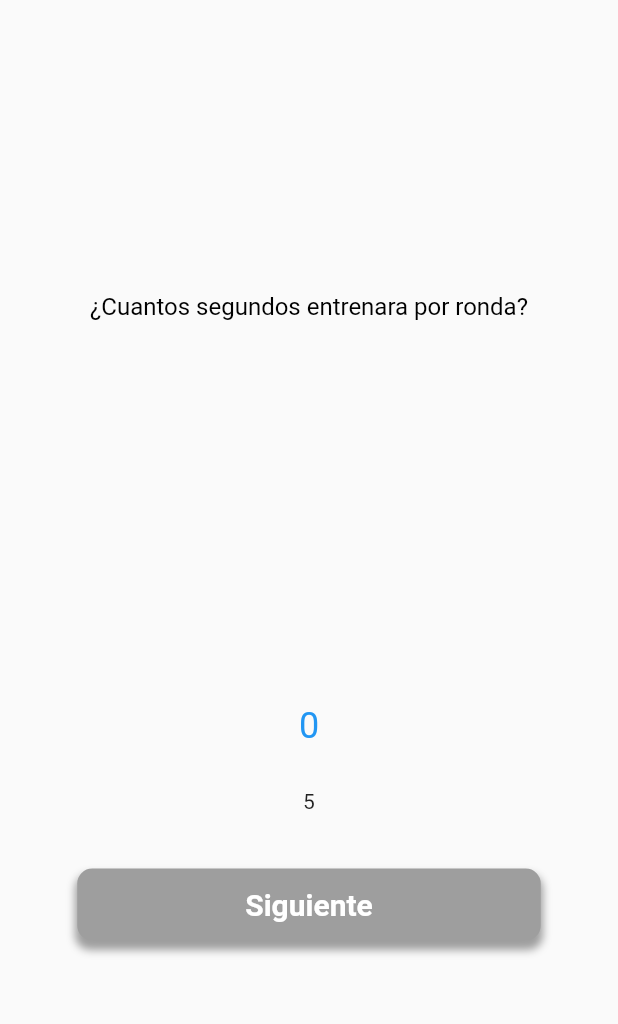
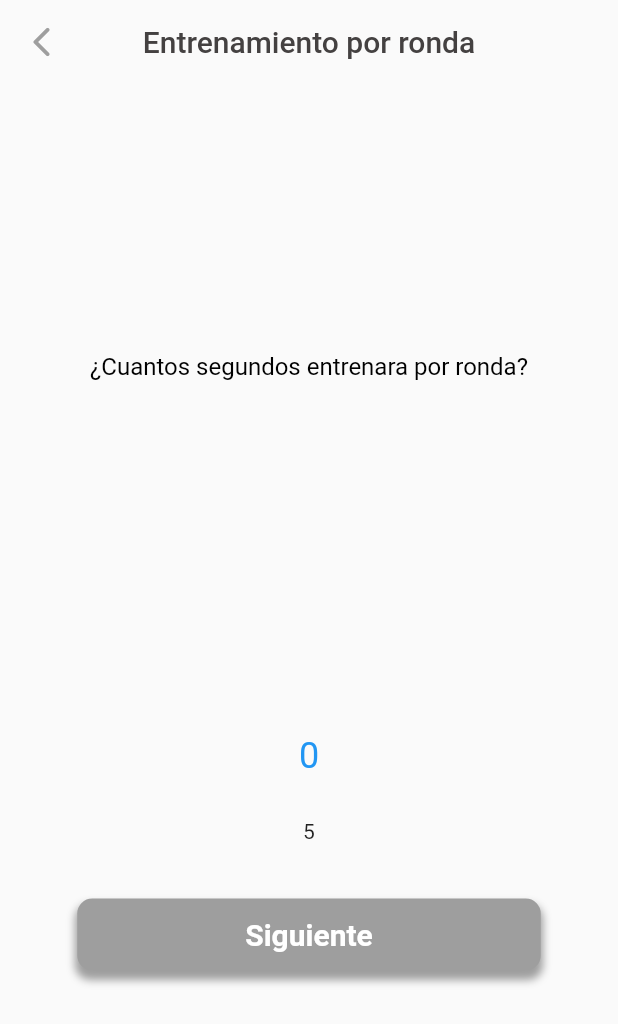
Before and after one commit to nadpescador/DoitApp, a Flutter app: the InitialFormPage screen opened directly, on a phone screen of 412 x 824 dp. Shown: the top 1024 px of the screen. Run offline on Flutter 3.47's test engine with Material 2 defaults, Android fonts, the phone set to English and light mode, and no system bars; drawn by our look-alikes of numberpicker; our stand-ins replace animated_text_kit, assets_audio_player, bloc, carousel_slider, circular_countdown_timer, flutter_bloc and 5 more; missing offline and left inert: angles, animator; accounts and stored records are empty; generated files the repository leaves out were written again; statements that could not run were skipped.

Commit message:
added animations

```diff
--- a/lib/presentation/tabata_form_pages/initial_form_page.dart
+++ b/lib/presentation/tabata_form_pages/initial_form_page.dart
@@ -3,11 +3,15 @@ import 'package:flutter_bloc/flutter_bloc.dart';
 import 'package:tabata/presentation/tabata_form_pages/cubit/tabata_form_cubit.dart';
 import 'package:tabata/presentation/tabata_form_pages/cubit/tabata_form_state.dart';
 import 'package:tabata/presentation/tabata_form_pages/tabata_form_select_workout_time.dart';
+import 'package:tabata/widgets/general_appbar_widget.dart';
 
 class InitialFormPage extends StatelessWidget {
   @override
   Widget build(BuildContext context) {
     return Scaffold(
+      appBar: GeneralAppbarWidget(
+        appbarTitle: 'Entrenamiento por ronda',
+      ),
       body: BlocBuilder<TabataFormCubit, TabataFormState>(
         builder: (_, state) => state.when(
           started: (tabataFormVM) => TabataFormSelectWorkoutTime(),
--- a/lib/presentation/tabata_form_pages/tabata_form_select_workout_time.dart
+++ b/lib/presentation/tabata_form_pages/tabata_form_select_workout_time.dart
@@ -11,6 +11,7 @@ import 'package:tabata/widgets/generic_button/generic_button_widget.dart';
 import 'package:tabata/presentation/tabata_form_pages/cubit/tabata_form_cubit.dart';
 import 'package:tabata/presentation/tabata_form_pages/cubit/tabata_form_state.dart';
 import 'package:tabata/presentation/tabata_form_pages/tabata_form_repetitions.dart';
+import 'package:tabata/widgets/shake_animation_widget.dart';
 
 class TabataFormSelectWorkoutTime extends StatelessWidget {
   @override
@@ -41,9 +42,10 @@ class TabataFormSelectWorkoutTime extends StatelessWidget {
                       ),
                     ),
                     tabataFormVM.workoutTime != 0
-                        ? Column(
-                            children: [
-                              GenericButtonWidget(
+                        ? ShakeAnimationWidget(
+                            duration: Duration(milliseconds: 900),
+                            offset: 340,
+                            child: GenericButtonWidget(
                               buttonLabel: Strings.form_next_button,
                               onPressed: () {
                                 Navigator.push(
@@ -55,12 +57,15 @@ class TabataFormSelectWorkoutTime extends StatelessWidget {
                                 );
                               },
                             ),
-                            ],
                           )
-                        : GenericButtonWidget(
+                        : ShakeAnimationWidget(
+                            duration: Duration(milliseconds: 900),
+                            offset: 340,
+                            child: GenericButtonWidget(
                               bgColor: AppColors.inactive_button_background,
                               buttonLabel: Strings.form_next_button,
                               onPressed: () => null,
+                            ),
                           )
                   ],
                 ),
--- a/lib/resources/dimentions.dart
+++ b/lib/resources/dimentions.dart
@@ -14,7 +14,7 @@ class Dimens {
   static const home_page_buttons_radius = 20.0;
 
   //Last training button
-  static repeatLastTrainingWidth(BuildContext context) => _getScreenWidth(context) * 0.9;
+  static repeatLastTrainingWidth(BuildContext context) => _getScreenWidth(context) * 0.92;
 
   //Timer
   static timerWidth(BuildContext context) => _getScreenWidth(context) / 2;
--- a/lib/resources/values.dart
+++ b/lib/resources/values.dart
@@ -2,4 +2,5 @@ class Values {
   static const initial_tabata = 0;
 
   static const max_tabata = 300;
+  static const transition_page_duration = 300;
 }
--- /dev/null
+++ b/lib/widgets/general_appbar_widget.dart
@@ -0,0 +1,35 @@
+import 'package:flutter/material.dart';
+import 'package:tabata/resources/colors.dart';
+
+class GeneralAppbarWidget extends StatelessWidget implements PreferredSizeWidget {
+  GeneralAppbarWidget({
+    Key key,
+    this.appbarTitle = '',
+    this.appbarBackground,
+    this.height = 60,
+  }) : super(key: key);
+
+  final double height;
+  final String appbarTitle;
+  final Color appbarBackground;
+
+  Widget build(BuildContext context) {
+    return AppBar(
+      elevation: 0,
+      centerTitle: true,
+      leading: GestureDetector(
+        onTap: () => Navigator.pop(context),
+        child: Icon(
+          Icons.arrow_back_ios_rounded,
+          color: AppColors.historical_training_border_color,
+        ),
+      ),
+      title: Text(appbarTitle, style: TextStyle(color: Color.fromARGB(255, 68, 65, 65))),
+      backgroundColor: Colors.grey[50] ?? appbarBackground,
+      foregroundColor: Colors.white,
+    );
+  }
+
+  @override
+  Size get preferredSize => Size.fromHeight(height);
+}
--- /dev/null
+++ b/lib/widgets/shake_animation_widget.dart
@@ -0,0 +1,25 @@
+import 'package:flutter/material.dart';
+
+class ShakeAnimationWidget extends StatelessWidget {
+  const ShakeAnimationWidget({
+    Key key,
+    @required this.child,
+    this.offset = 340,
+    this.duration = const Duration(milliseconds: 700),
+  }) : super(key: key);
+
+  final Widget child;
+  final double offset;
+  final Duration duration;
+
+  @override
+  Widget build(BuildContext context) {
+    return TweenAnimationBuilder(
+        tween: Tween(begin: 1.0, end: 0.0),
+        duration: duration,
+        curve: Curves.elasticOut,
+        child: child,
+        builder: (context, double value, child) =>
+            Transform.translate(offset: Offset(value * offset, 0.0), child: child));
+  }
+}
```
Also changed, not shown: lib/presentation/historical_trainings/historical_trainings_page.dart (+13 -7 lines), lib/presentation/home_page/home_page.dart (+6 -2 lines), lib/presentation/tabata_form_pages/tabata_form_repetitions.dart (+11 -4 lines), lib/presentation/tabata_form_pages/tabata_form_select_resting_time.dart (+9 -6 lines), lib/widgets/start_training_button_widget.dart (+10 -1 lines), lib/widgets/training_historical_button.dart (+10 -1 lines). Lines whose indentation alone changed are shown as unchanged.
